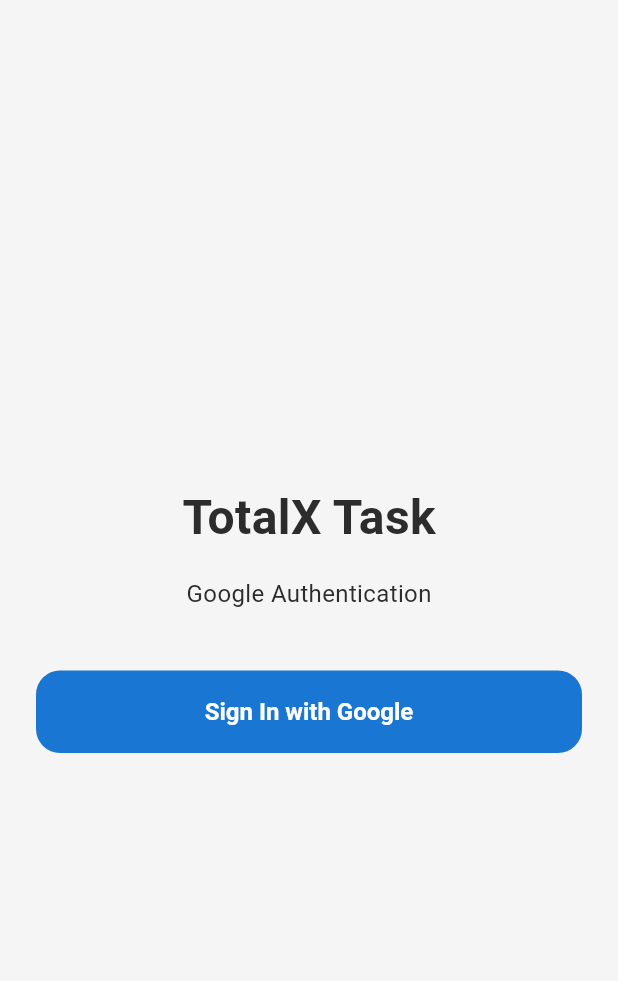
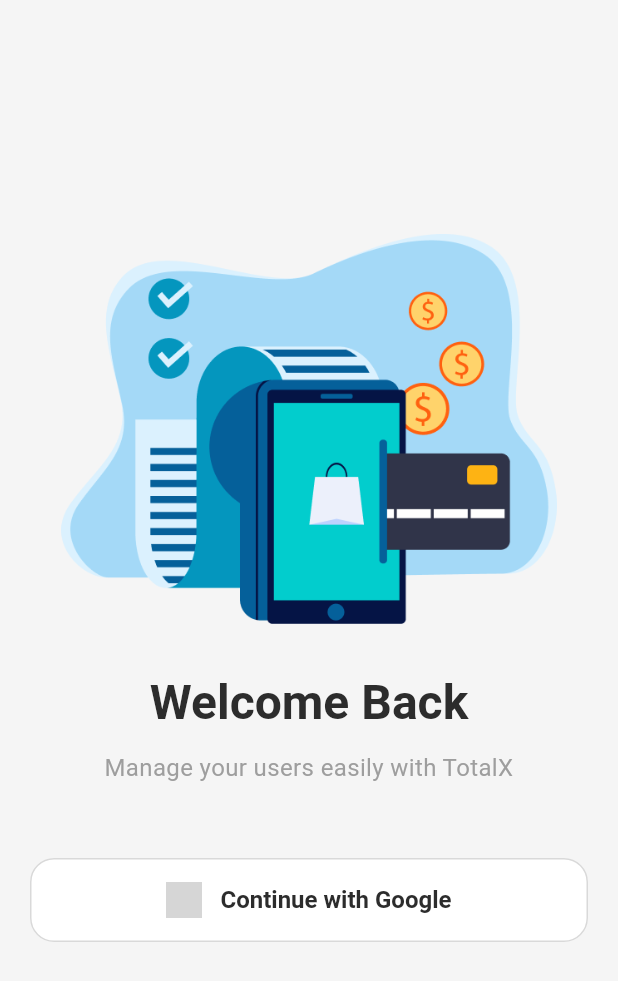
Before and after one commit to Abdulsathar27/totalXtask, a Flutter app: the screen it shows after launch, on a phone screen of 412 x 824 dp. Shown: the top 981 px of the screen. Run offline on Flutter 3.47's test engine with Material 3 defaults, Android fonts, the phone set to English and light mode, and no system bars; our stand-ins replace cached_network_image, cloud_firestore, firebase_auth, firebase_core, firebase_storage, google_sign_in and 1 more; accounts and stored records are empty; network calls fail; grey boxes are pictures that could not be loaded.

Commit message:
refactor: rebuild login screen according to figma design

```diff
--- a/lib/views/auth/login_screen.dart
+++ b/lib/views/auth/login_screen.dart
@@ -1,8 +1,13 @@
 import 'package:flutter/material.dart';
 import 'package:provider/provider.dart';
 import 'package:totalxtask/controller/auth_controller.dart';
-import 'package:totalxtask/views/add_users/add_user_screen.dart';
+import 'package:totalxtask/controller/user_controller.dart';
+import 'package:totalxtask/core/constant/app_colors.dart';
+import 'package:totalxtask/core/constant/app_spacing.dart';
+import 'package:totalxtask/core/utils/snackbar_helper.dart';
 import 'package:totalxtask/views/home/home_screen.dart';
+import 'package:totalxtask/widgets/google_signin_button.dart';
+
 
 class LoginScreen extends StatelessWidget {
   const LoginScreen({super.key});
@@ -10,72 +15,118 @@
   @override
   Widget build(BuildContext context) {
     return Scaffold(
+      backgroundColor:
+          AppColors.scaffoldBackground,
       body: SafeArea(
+        child: SingleChildScrollView(
+          padding: const EdgeInsets.symmetric(
+            horizontal:
+                AppSpacing.screenPadding,
+          ),
           child: Consumer<AuthController>(
-          builder: (context, authProvider, child) {
-            return Center(
-              child: Padding(
-                padding: const EdgeInsets.symmetric(horizontal: 24),
+            builder:
+                (context, authProvider, child) {
+              return SizedBox(
+                height:
+                    MediaQuery.of(context)
+                            .size
+                            .height -
+                        40,
                 child: Column(
-                  mainAxisAlignment: MainAxisAlignment.center,
+                  mainAxisAlignment:
+                      MainAxisAlignment.center,
                   children: [
-                    const Text(
-                      'TotalX Task',
-                      style: TextStyle(
-                        fontSize: 32,
-                        fontWeight: FontWeight.bold,
+                    Image.asset(
+                      'assets/images/totalx.png',
+                      height: 260,
+                      fit: BoxFit.contain,
+                    ),
+
+                    const SizedBox(
+                      height:
+                          AppSpacing.extraLargeSpacing,
+                    ),
+
+                    Text(
+                      'Welcome Back',
+                      style: Theme.of(context)
+                          .textTheme
+                          .headlineLarge
+                          ?.copyWith(
+                            fontWeight:
+                                FontWeight.bold,
                           ),
                     ),
 
-                    const SizedBox(height: 16),
+                    const SizedBox(
+                      height:
+                          AppSpacing.mediumSpacing,
+                    ),
 
                     const Text(
-                      'Google Authentication',
-                      style: TextStyle(fontSize: 16),
+                      'Manage your users easily with TotalX',
+                      textAlign:
+                          TextAlign.center,
+                      style: TextStyle(
+                        fontSize: 16,
+                        color:
+                            AppColors.hintGrey,
+                        height: 1.5,
+                      ),
                     ),
 
-                    const SizedBox(height: 40),
+                    const SizedBox(
+                      height: 48,
+                    ),
 
-                    authProvider.isLoading
-                        ? const CircularProgressIndicator()
-                        : SizedBox(
-                            width: double.infinity,
-                            height: 55,
-                            child: ElevatedButton(
+                    GoogleSignInButton(
+                      isLoading:
+                          authProvider.isLoading,
                       onPressed: () async {
                         try {
-                                  final result = await authProvider
+                          await authProvider
                               .signInWithGoogle();
 
-                                  if (result && context.mounted) {
-                                    Navigator.push(
+                          if (context.mounted) {
+                            final userProvider =
+                                context.read<
+                                    UserController>();
+
+                            userProvider
+                                .resetPagination();
+
+                            await userProvider
+                                .fetchPaginatedUsers();
+
+                            if (context.mounted) {
+                              Navigator.pushReplacement(
                                 context,
                                 MaterialPageRoute(
-                                        builder: (_) => const HomeScreen(),
+                                  builder: (_) =>
+                                      const HomeScreen(),
                                 ),
                               );
                             }
+                          }
                         } catch (e) {
                           if (context.mounted) {
-                                    ScaffoldMessenger.of(context).showSnackBar(
-                                      SnackBar(content: Text(e.toString())),
+                            SnackbarHelper
+                                .showErrorSnackBar(
+                              context: context,
+                              message:
+                                  'Google sign-in failed',
                             );
                           }
                         }
                       },
-                              child: const Text(
-                                'Sign In with Google',
-                                style: TextStyle(fontSize: 16),
-                              ),
-                            ),
                     ),
                   ],
-                ),
                 ),
               );
             },
           ),
         ),
+      ),
     );
   }
 }
```
Also changed, not shown: pubspec.yaml (+4 -3 lines), assets/images/totalx.png (added). Lines whose indentation alone changed are shown as unchanged.
